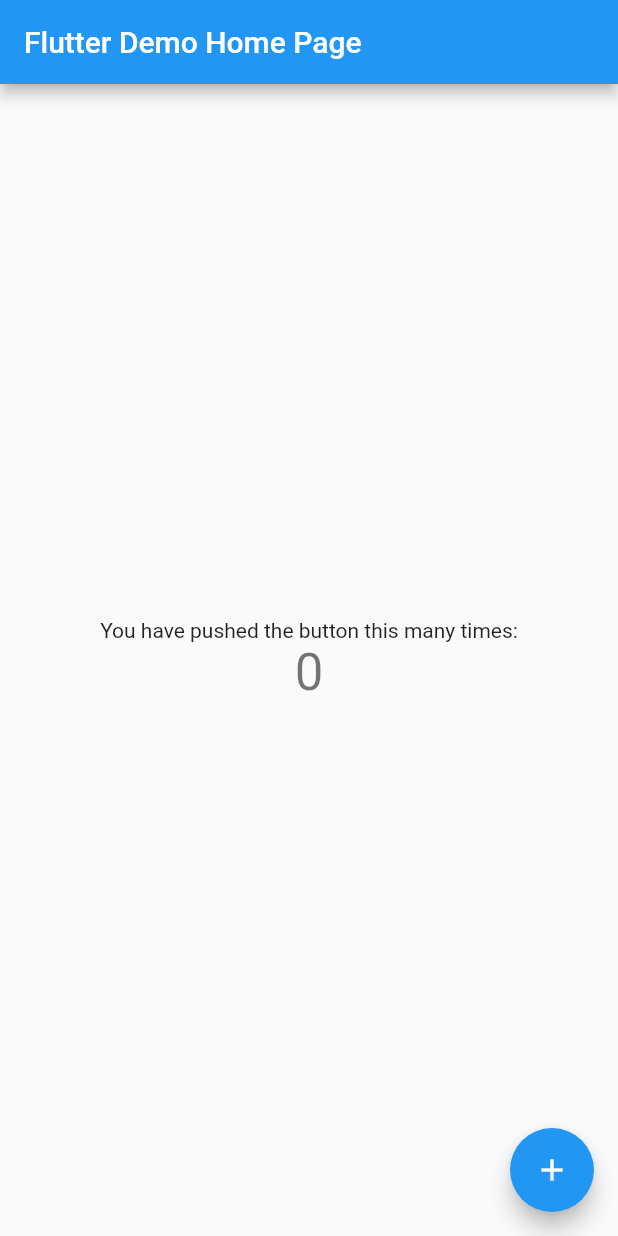
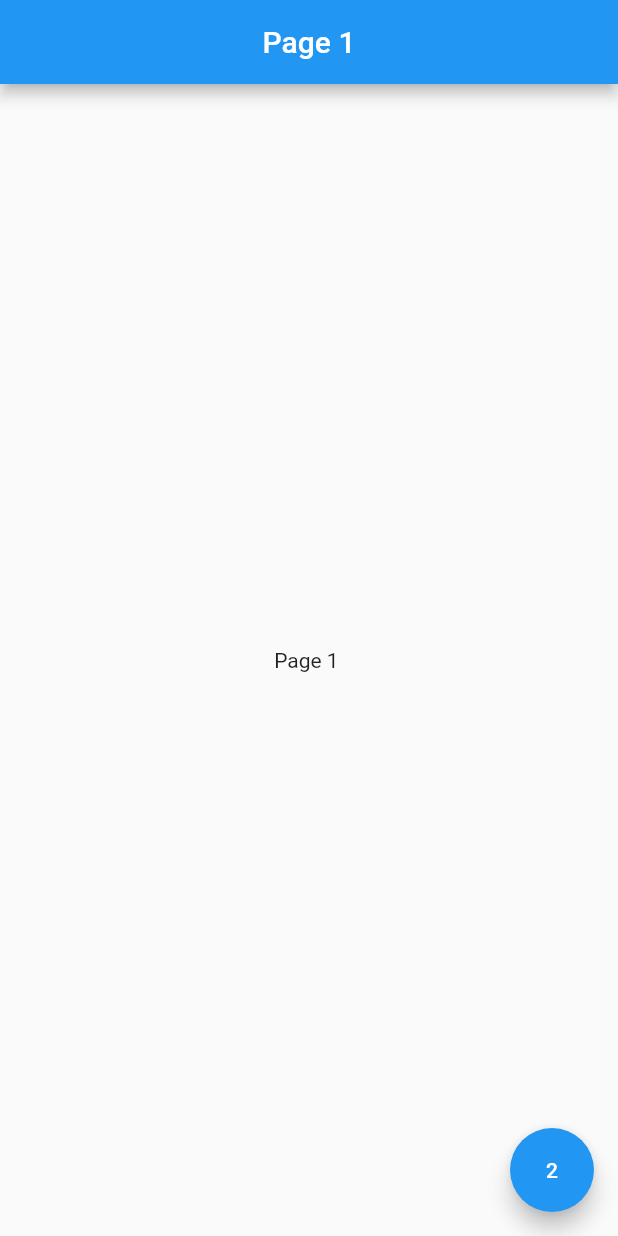
Before and after one commit to OscarPallazhco/CursoFlutterAvanzado, a Flutter app: the screen it shows after launch, on a phone screen of 412 x 824 dp. Run offline on Flutter 3.47's test engine with Material 2 defaults, Android fonts, the phone set to English and light mode, and no system bars; our stand-ins replace flutter_secure_storage, pie_chart, pull_to_refresh, socket_io_client; accounts and stored records are empty.

Commit message:
page 1 y 2

```diff
--- a/03_estados/lib/main.dart
+++ b/03_estados/lib/main.dart
@@ -1,117 +1,17 @@
 import 'package:flutter/material.dart';
 
-void main() {
-  runApp(MyApp());
-}
+import 'package:estados/routes/routes.dart';
+
+void main() => runApp(MyApp());
 
 class MyApp extends StatelessWidget {
-  // This widget is the root of your application.
   @override
   Widget build(BuildContext context) {
     return MaterialApp(
-      title: 'Flutter Demo',
-      theme: ThemeData(
-        // This is the theme of your application.
-        //
-        // Try running your application with "flutter run". You'll see the
-        // application has a blue toolbar. Then, without quitting the app, try
-        // changing the primarySwatch below to Colors.green and then invoke
-        // "hot reload" (press "r" in the console where you ran "flutter run",
-        // or simply save your changes to "hot reload" in a Flutter IDE).
-        // Notice that the counter didn't reset back to zero; the application
-        // is not restarted.
-        primarySwatch: Colors.blue,
-        // This makes the visual density adapt to the platform that you run
-        // the app on. For desktop platforms, the controls will be smaller and
-        // closer together (more dense) than on mobile platforms.
-        visualDensity: VisualDensity.adaptivePlatformDensity,
-      ),
-      home: MyHomePage(title: 'Flutter Demo Home Page'),
+      debugShowCheckedModeBanner: false,
+      title: 'Material App',
+      initialRoute: 'page1',
+      routes: routes,
     );
   }
 }
-
-class MyHomePage extends StatefulWidget {
-  MyHomePage({Key key, this.title}) : super(key: key);
-
-  // This widget is the home page of your application. It is stateful, meaning
-  // that it has a State object (defined below) that contains fields that affect
-  // how it looks.
-
-  // This class is the configuration for the state. It holds the values (in this
-  // case the title) provided by the parent (in this case the App widget) and
-  // used by the build method of the State. Fields in a Widget subclass are
-  // always marked "final".
-
-  final String title;
-
-  @override
-  _MyHomePageState createState() => _MyHomePageState();
-}
-
-class _MyHomePageState extends State<MyHomePage> {
-  int _counter = 0;
-
-  void _incrementCounter() {
-    setState(() {
-      // This call to setState tells the Flutter framework that something has
-      // changed in this State, which causes it to rerun the build method below
-      // so that the display can reflect the updated values. If we changed
-      // _counter without calling setState(), then the build method would not be
-      // called again, and so nothing would appear to happen.
-      _counter++;
-    });
-  }
-
-  @override
-  Widget build(BuildContext context) {
-    // This method is rerun every time setState is called, for instance as done
-    // by the _incrementCounter method above.
-    //
-    // The Flutter framework has been optimized to make rerunning build methods
-    // fast, so that you can just rebuild anything that needs updating rather
-    // than having to individually change instances of widgets.
-    return Scaffold(
-      appBar: AppBar(
-        // Here we take the value from the MyHomePage object that was created by
-        // the App.build method, and use it to set our appbar title.
-        title: Text(widget.title),
-      ),
-      body: Center(
-        // Center is a layout widget. It takes a single child and positions it
-        // in the middle of the parent.
-        child: Column(
-          // Column is also a layout widget. It takes a list of children and
-          // arranges them vertically. By default, it sizes itself to fit its
-          // children horizontally, and tries to be as tall as its parent.
-          //
-          // Invoke "debug painting" (press "p" in the console, choose the
-          // "Toggle Debug Paint" action from the Flutter Inspector in Android
-          // Studio, or the "Toggle Debug Paint" command in Visual Studio Code)
-          // to see the wireframe for each widget.
-          //
-          // Column has various properties to control how it sizes itself and
-          // how it positions its children. Here we use mainAxisAlignment to
-          // center the children vertically; the main axis here is the vertical
-          // axis because Columns are vertical (the cross axis would be
-          // horizontal).
-          mainAxisAlignment: MainAxisAlignment.center,
-          children: <Widget>[
-            Text(
-              'You have pushed the button this many times:',
-            ),
-            Text(
-              '$_counter',
-              style: Theme.of(context).textTheme.headline4,
-            ),
-          ],
-        ),
-      ),
-      floatingActionButton: FloatingActionButton(
-        onPressed: _incrementCounter,
-        tooltip: 'Increment',
-        child: Icon(Icons.add),
-      ), // This trailing comma makes auto-formatting nicer for build methods.
-    );
-  }
-}
--- /dev/null
+++ b/03_estados/lib/pages/page1.dart
@@ -0,0 +1,31 @@
+import 'package:flutter/material.dart';
+
+class Page1 extends StatelessWidget {
+  @override
+  Widget build(BuildContext context) {
+    return Scaffold(
+        appBar: AppBar(
+          title: Text('Page 1'),
+          centerTitle: true,
+        ),
+        body: Center(
+          child: Text('Page 1 '),
+        ),
+        floatingActionButton: Row(
+          mainAxisAlignment: MainAxisAlignment.end,
+          children: [
+            // FloatingActionButton(
+            //   heroTag: 'btnpage1',
+            //   child: Text('1'),
+            //   onPressed: () => Navigator.pushNamed(context, 'page1'),
+            // ),
+            // Divider( indent: 10,),
+            FloatingActionButton(
+              heroTag: 'btnpage2',
+              child: Text('2'),
+              onPressed: () => Navigator.pushNamed(context, 'page2'),
+            ),
+          ],
+        ));
+  }
+}
```
Also changed, not shown: 03_estados/lib/pages/page2.dart (added, +31 -0 lines), 03_estados/lib/routes/routes.dart (added, +11 -0 lines).
